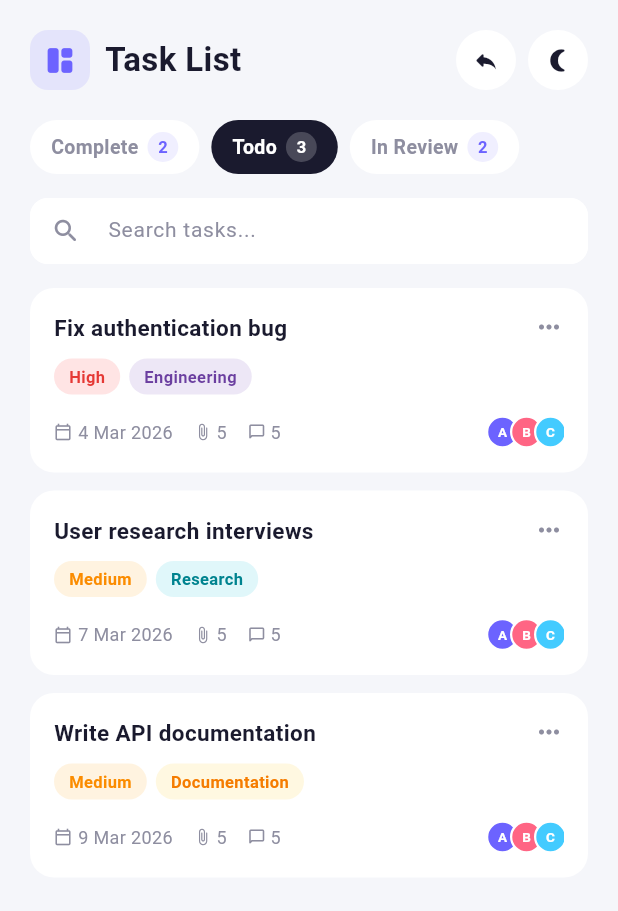
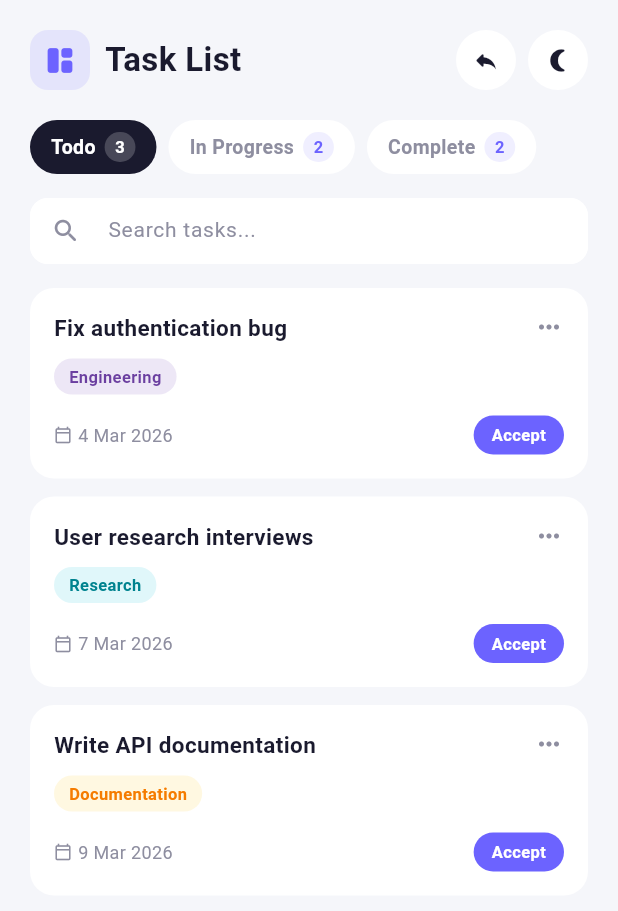
Before and after one commit to channsoriya168/task_tracking_mobile, a Flutter app: the TasksPage widget shown alone on an empty page, opened directly, on a phone screen of 412 x 824 dp. Shown: the top 911 px of the screen. Run offline on Flutter 3.47's test engine with Material 3 defaults, Android fonts, the phone set to English and light mode, and no system bars; our stand-ins replace flutter_secure_storage, get, google_nav_bar; accounts and stored records are empty.

Commit message:
refactor: remove TaskPriority from TaskModel and update related components

```diff
--- a/lib/data/models/task_model.dart
+++ b/lib/data/models/task_model.dart
@@ -1,7 +1,5 @@
 import 'package:flutter/material.dart';
 import 'package:task_tracking_mobile/app/utils/constants.dart';
-
-enum TaskPriority { low, medium, high }
 
 enum TaskStatus { todo, inProgress, done }
 
@@ -9,7 +7,6 @@ class TaskModel {
   final String id;
   String title;
   String description;
-  TaskPriority priority;
   TaskStatus status;
   DateTime? dueDate;
   String category;
@@ -19,7 +16,6 @@ class TaskModel {
     required this.id,
     required this.title,
     this.description = '',
-    this.priority = TaskPriority.medium,
     this.status = TaskStatus.todo,
     this.dueDate,
     this.category = 'General',
@@ -29,28 +25,6 @@ class TaskModel {
   bool get isOverdue {
     if (dueDate == null || status == TaskStatus.done) return false;
     return dueDate!.isBefore(DateTime.now());
-  }
-
-  Color get priorityColor {
-    switch (priority) {
-      case TaskPriority.high:
-        return kHighPriority;
-      case TaskPriority.medium:
-        return kMediumPriority;
-      case TaskPriority.low:
-        return kLowPriority;
-    }
-  }
-
-  String get priorityLabel {
-    switch (priority) {
-      case TaskPriority.high:
-        return 'High';
-      case TaskPriority.medium:
-        return 'Medium';
-      case TaskPriority.low:
-        return 'Low';
-    }
   }
 
   String get statusLabel {
@@ -78,7 +52,6 @@ class TaskModel {
   TaskModel copyWith({
     String? title,
     String? description,
-    TaskPriority? priority,
     TaskStatus? status,
     DateTime? dueDate,
     bool clearDueDate = false,
@@ -88,7 +61,6 @@ class TaskModel {
       id: id,
       title: title ?? this.title,
       description: description ?? this.description,
-      priority: priority ?? this.priority,
       status: status ?? this.status,
       dueDate: clearDueDate ? null : (dueDate ?? this.dueDate),
       category: category ?? this.category,
--- a/lib/presentation/controllers/task_controller.dart
+++ b/lib/presentation/controllers/task_controller.dart
@@ -19,7 +19,6 @@ class TaskController extends GetxController {
         id: '1',
         title: 'Design new landing page',
         description: 'Create wireframes and high-fidelity mockups for the new marketing website.',
-        priority: TaskPriority.high,
         status: TaskStatus.inProgress,
         dueDate: DateTime.now().add(const Duration(days: 2)),
         category: 'Design',
@@ -28,7 +27,6 @@ class TaskController extends GetxController {
         id: '2',
         title: 'Fix authentication bug',
         description: 'Users are getting logged out unexpectedly on mobile devices after 10 minutes.',
-        priority: TaskPriority.high,
         status: TaskStatus.todo,
         dueDate: DateTime.now().add(const Duration(hours: 6)),
         category: 'Engineering',
@@ -37,7 +35,6 @@ class TaskController extends GetxController {
         id: '3',
         title: 'Write API documentation',
         description: 'Document all public endpoints for the v2 API release.',
-        priority: TaskPriority.medium,
         status: TaskStatus.todo,
         dueDate: DateTime.now().add(const Duration(days: 5)),
         category: 'Documentation',
@@ -46,7 +43,6 @@ class TaskController extends GetxController {
         id: '4',
         title: 'Team sync meeting',
         description: 'Weekly standup with the product and engineering team.',
-        priority: TaskPriority.low,
         status: TaskStatus.done,
         dueDate: DateTime.now().subtract(const Duration(days: 1)),
         category: 'Meeting',
@@ -55,7 +51,6 @@ class TaskController extends GetxController {
         id: '5',
         title: 'Performance optimization',
         description: 'Reduce app cold startup time by 40% through lazy loading.',
-        priority: TaskPriority.medium,
         status: TaskStatus.inProgress,
         dueDate: DateTime.now().add(const Duration(days: 7)),
         category: 'Engineering',
@@ -64,7 +59,6 @@ class TaskController extends GetxController {
         id: '6',
         title: 'Update dependencies',
         description: 'Upgrade all packages to their latest stable versions.',
-        priority: TaskPriority.low,
         status: TaskStatus.done,
         category: 'Maintenance',
       ),
@@ -72,7 +66,6 @@ class TaskController extends GetxController {
         id: '7',
         title: 'User research interviews',
         description: 'Conduct 5 user interviews to validate the new onboarding flow.',
-        priority: TaskPriority.medium,
         status: TaskStatus.todo,
         dueDate: DateTime.now().add(const Duration(days: 3)),
         category: 'Research',
@@ -99,7 +92,7 @@ class TaskController extends GetxController {
       case 'Todo':
         result = result.where((t) => t.status == TaskStatus.todo).toList();
         break;
-      case 'InReview':
+      case 'InProgress':
         result = result.where((t) => t.status == TaskStatus.inProgress).toList();
         break;
     }
@@ -136,8 +129,6 @@ class TaskController extends GetxController {
   int get todoCount => tasks.where((t) => t.status == TaskStatus.todo).length;
   int get inReviewCount => tasks.where((t) => t.status == TaskStatus.inProgress).length;
   int get inProgressTasks => inReviewCount;
-  int get highPriorityTasks =>
-      tasks.where((t) => t.priority == TaskPriority.high && t.status != TaskStatus.done).length;
 
   double get completionRate {
     if (tasks.isEmpty) return 0;
@@ -161,5 +152,23 @@ class TaskController extends GetxController {
     tasks[i] = task.copyWith(status: newStatus);
   }
 
+  void acceptTask(String id, {String? description}) {
+    final i = tasks.indexWhere((t) => t.id == id);
+    if (i == -1) return;
+    tasks[i] = tasks[i].copyWith(
+      status: TaskStatus.inProgress,
+      description: description ?? tasks[i].description,
+    );
+  }
+
+  void finishTask(String id, {String? description}) {
+    final i = tasks.indexWhere((t) => t.id == id);
+    if (i == -1) return;
+    tasks[i] = tasks[i].copyWith(
+      status: TaskStatus.done,
+      description: description ?? tasks[i].description,
+    );
+  }
+
   String generateId() => DateTime.now().millisecondsSinceEpoch.toString();
 }
--- a/lib/presentation/widgets/task_card.dart
+++ b/lib/presentation/widgets/task_card.dart
@@ -8,6 +8,8 @@ class TaskCard extends StatelessWidget {
   final VoidCallback onDelete;
   final VoidCallback onTap;
   final bool highlighted;
+  final VoidCallback? onAccept;
+  final VoidCallback? onFinish;
 
   const TaskCard({
     super.key,
@@ -16,6 +18,8 @@ class TaskCard extends StatelessWidget {
     required this.onDelete,
     required this.onTap,
     this.highlighted = false,
+    this.onAccept,
+    this.onFinish,
   });
 
   @override
@@ -32,7 +36,9 @@ class TaskCard extends StatelessWidget {
 
     return Dismissible(
       key: Key(task.id),
-      direction: DismissDirection.endToStart,
+      direction: task.status == TaskStatus.done
+          ? DismissDirection.none
+          : DismissDirection.endToStart,
       onDismissed: (_) => onDelete(),
       background: Container(
         alignment: Alignment.centerRight,
@@ -68,6 +74,7 @@ class TaskCard extends StatelessWidget {
                       ),
                     ),
                   ),
+                  if (task.status != TaskStatus.done) ...[
                     const SizedBox(width: 8),
                     GestureDetector(
                       onTap: () => _showMenu(context),
@@ -75,14 +82,13 @@ class TaskCard extends StatelessWidget {
                           color: mutedColor, size: 20),
                     ),
                   ],
+                ],
               ),
               const SizedBox(height: 10),
 
               // ── Tags ────────────────────────────────────────
               Row(
                 children: [
-                  _priorityTag(highlighted),
-                  const SizedBox(width: 6),
                   _categoryTag(highlighted, isDark),
                 ],
               ),
@@ -100,23 +106,73 @@ class TaskCard extends StatelessWidget {
                         : 'No date',
                     style: TextStyle(fontSize: 12, color: mutedColor),
                   ),
-                  const SizedBox(width: 14),
-                  Icon(Icons.attach_file_rounded,
-                      size: 12, color: mutedColor),
-                  const SizedBox(width: 3),
-                  Text('5', style: TextStyle(fontSize: 12, color: mutedColor)),
-                  const SizedBox(width: 14),
-                  Icon(Icons.chat_bubble_outline_rounded,
-                      size: 12, color: mutedColor),
-                  const SizedBox(width: 3),
-                  Text('5', style: TextStyle(fontSize: 12, color: mutedColor)),
                   const Spacer(),
-                  _avatarStack(cardBg),
+                  _actionWidget(),
                 ],
               ),
             ],
           ),
         ),
+      ),
+    );
+  }
+
+  Widget _actionWidget() {
+    if (task.status == TaskStatus.todo && onAccept != null) {
+      return _actionButton('Accept', kPrimary, Colors.white, onAccept!);
+    }
+    if (task.status == TaskStatus.inProgress && onFinish != null) {
+      final bg = highlighted
+          ? Colors.white.withValues(alpha: 0.25)
+          : const Color(0xFF4CAF50);
+      return _actionButton('Submit', bg, Colors.white, onFinish!);
+    }
+    if (task.status == TaskStatus.done) {
+      return _doneBadge();
+    }
+    return const SizedBox.shrink();
+  }
+
+  Widget _actionButton(
+      String label, Color bg, Color fg, VoidCallback onTap) {
+    return GestureDetector(
+      onTap: onTap,
+      child: Container(
+        padding: const EdgeInsets.symmetric(horizontal: 12, vertical: 5),
+        decoration: BoxDecoration(
+          color: bg,
+          borderRadius: BorderRadius.circular(20),
+        ),
+        child: Text(
+          label,
+          style: TextStyle(
+              color: fg, fontSize: 11, fontWeight: FontWeight.w600),
+        ),
+      ),
+    );
+  }
+
+  Widget _doneBadge() {
+    return Container(
+      padding: const EdgeInsets.symmetric(horizontal: 10, vertical: 4),
+      decoration: BoxDecoration(
+        color: const Color(0xFF4CAF50).withValues(alpha: 0.12),
+        borderRadius: BorderRadius.circular(20),
+      ),
+      child: const Row(
+        mainAxisSize: MainAxisSize.min,
+        children: [
+          Icon(Icons.check_circle_rounded,
+              color: Color(0xFF4CAF50), size: 12),
+          SizedBox(width: 4),
+          Text(
+            'Done',
+            style: TextStyle(
+                color: Color(0xFF4CAF50),
+                fontSize: 11,
+                fontWeight: FontWeight.w600),
+          ),
+        ],
       ),
     );
   }
@@ -154,21 +210,6 @@ class TaskCard extends StatelessWidget {
               },
             ),
             ListTile(
-              leading: Icon(Icons.check_circle_outline_rounded,
-                  color: isDark ? Colors.white70 : kTextDark),
-              title: Text(
-                task.status == TaskStatus.done
-                    ? 'Mark as To Do'
-                    : 'Mark as Complete',
-                style:
-                    TextStyle(color: isDark ? Colors.white : kTextDark),
-              ),
-              onTap: () {
-                Navigator.pop(context);
-                onToggle();
-              },
-            ),
-            ListTile(
               leading:
                   const Icon(Icons.delete_outline_rounded, color: kHighPriority),
               title: const Text('Delete',
@@ -186,30 +227,6 @@ class TaskCard extends StatelessWidget {
   }
 
   // ── Tag helpers ──────────────────────────────────────────
-
-  Widget _priorityTag(bool highlighted) {
-    Color bg, fg;
-    if (highlighted) {
-      bg = Colors.white.withOpacity(0.25);
-      fg = Colors.white;
-    } else {
-      switch (task.priority) {
-        case TaskPriority.high:
-          bg = const Color(0xFFFFE4E4);
-          fg = const Color(0xFFE53935);
-          break;
-        case TaskPriority.medium:
-          bg = const Color(0xFFFFF3E0);
-          fg = const Color(0xFFFB8C00);
-          break;
-        case TaskPriority.low:
-          bg = const Color(0xFFE8F5E9);
-          fg = const Color(0xFF43A047);
-          break;
-      }
-    }
-    return _pill(task.priorityLabel, bg, fg);
-  }
 
   Widget _categoryTag(bool highlighted, bool isDark) {
     if (highlighted) {
@@ -260,44 +277,6 @@ class TaskCard extends StatelessWidget {
     );
   }
 
-  Widget _avatarStack(Color cardBg) {
-    const colors = [
-      Color(0xFF6C63FF),
-      Color(0xFFFF6584),
-      Color(0xFF43CBFF),
-    ];
-    return SizedBox(
-      width: 52,
-      height: 22,
-      child: Stack(
-        children: List.generate(
-          3,
-          (i) => Positioned(
-            left: i * 16.0,
-            child: Container(
-              width: 22,
-              height: 22,
-              decoration: BoxDecoration(
-                color: colors[i],
-                shape: BoxShape.circle,
-                border: Border.all(color: cardBg, width: 1.5),
-              ),
-              child: Center(
-                child: Text(
-                  String.fromCharCode(65 + i),
-                  style: const TextStyle(
-                      color: Colors.white,
-                      fontSize: 9,
-                      fontWeight: FontWeight.bold),
-                ),
-              ),
-            ),
-          ),
-        ),
-      ),
-    );
-  }
-
   String _formatDate(DateTime date) {
     const m = [
       'Jan', 'Feb', 'Mar', 'Apr', 'May', 'Jun',
```
Also changed, not shown: lib/presentation/pages/tasks/task_page.dart (+143 -63 lines). Lines whose indentation alone changed are shown as unchanged.
